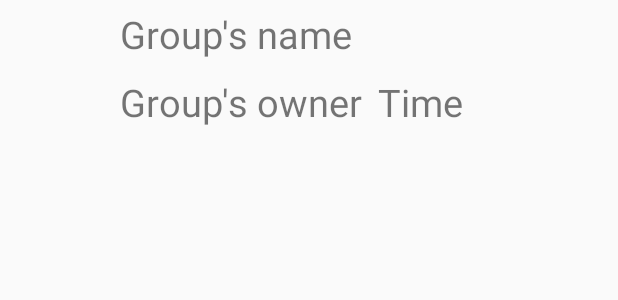
After one commit to huygia1997/PassExamTogether, an Android app: the layout group_item_layout.xml on its own in the app's theme, with its tools: preview values and no code run, on a phone screen of 412 x 824 dp. The commit adds this screen. Shown: the top 300 px of the screen. Run offline under Robolectric (Android 15) with nearby library versions, the phone set to English and light mode, and no system bars.

Commit message:
fake group item

```diff
--- /dev/null
+++ b/app/src/main/res/layout/group_item_layout.xml
@@ -0,0 +1,71 @@
+<?xml version="1.0" encoding="utf-8"?>
+<RelativeLayout
+    xmlns:android="http://schemas.android.com/apk/res/android"
+    android:layout_width="match_parent"
+    android:layout_height="match_parent">
+
+    <TextView
+        android:id="@+id/textView_numberQuestion"
+        android:layout_width="wrap_content"
+        android:layout_height="wrap_content"
+        android:layout_marginBottom="5dp"
+        android:layout_marginEnd="5dp"
+        android:layout_marginLeft="5dp"
+        android:layout_marginRight="5dp"
+        android:layout_marginStart="5dp"
+        android:layout_marginTop="5dp"
+        android:width="64dp"
+        android:height="64dp" />
+
+    <TextView
+        android:id="@+id/textView_tag"
+        android:layout_width="wrap_content"
+        android:layout_height="wrap_content"
+        android:layout_alignParentStart="true"
+        android:layout_below="@+id/textView_numberQuestion"
+        android:layout_marginStart="27dp"
+        android:layout_marginTop="-5dp"
+        android:width="64dp"
+        android:height="20dp" />
+    <TextView
+        android:id="@+id/textView_groupName"
+        android:layout_width="wrap_content"
+        android:layout_height="wrap_content"
+        android:layout_toRightOf="@id/textView_numberQuestion"
+        android:layout_marginBottom="5dp"
+        android:layout_marginEnd="5dp"
+        android:layout_marginLeft="5dp"
+        android:layout_marginRight="5dp"
+        android:layout_marginStart="5dp"
+        android:layout_marginTop="5dp"
+        android:text="Group's name"
+        android:textSize="25dp"/>
+    <TextView
+        android:id="@+id/textView_groupOwner"
+        android:layout_width="wrap_content"
+        android:layout_height="wrap_content"
+        android:layout_toRightOf="@id/textView_numberQuestion"
+        android:layout_below="@id/textView_groupName"
+        android:layout_marginBottom="5dp"
+        android:layout_marginEnd="5dp"
+        android:layout_marginLeft="5dp"
+        android:layout_marginRight="5dp"
+        android:layout_marginStart="5dp"
+        android:layout_marginTop="5dp"
+        android:text="Group's owner"
+        android:textSize="25dp"/>
+    <TextView
+        android:id="@+id/textView_timeCreated"
+        android:layout_width="wrap_content"
+        android:layout_height="wrap_content"
+        android:layout_toRightOf="@id/textView_groupOwner"
+        android:layout_below="@id/textView_groupName"
+        android:layout_marginBottom="5dp"
+        android:layout_marginEnd="5dp"
+        android:layout_marginLeft="5dp"
+        android:layout_marginRight="5dp"
+        android:layout_marginStart="5dp"
+        android:layout_marginTop="5dp"
+        android:text="Time"
+        android:textSize="25dp"/>
+</RelativeLayout>
```
Also changed, not shown: app/src/main/java/pet/project/pet/GroupDTO.java (added, +70 -0 lines), app/src/main/java/pet/project/pet/GroupListAdapter.java (added, +72 -0 lines), app/src/main/java/pet/project/pet/fragment/GroupFragment.java (+20 -0 lines), app/src/main/res/layout/fragment_group.xml (+4 -3 lines).
